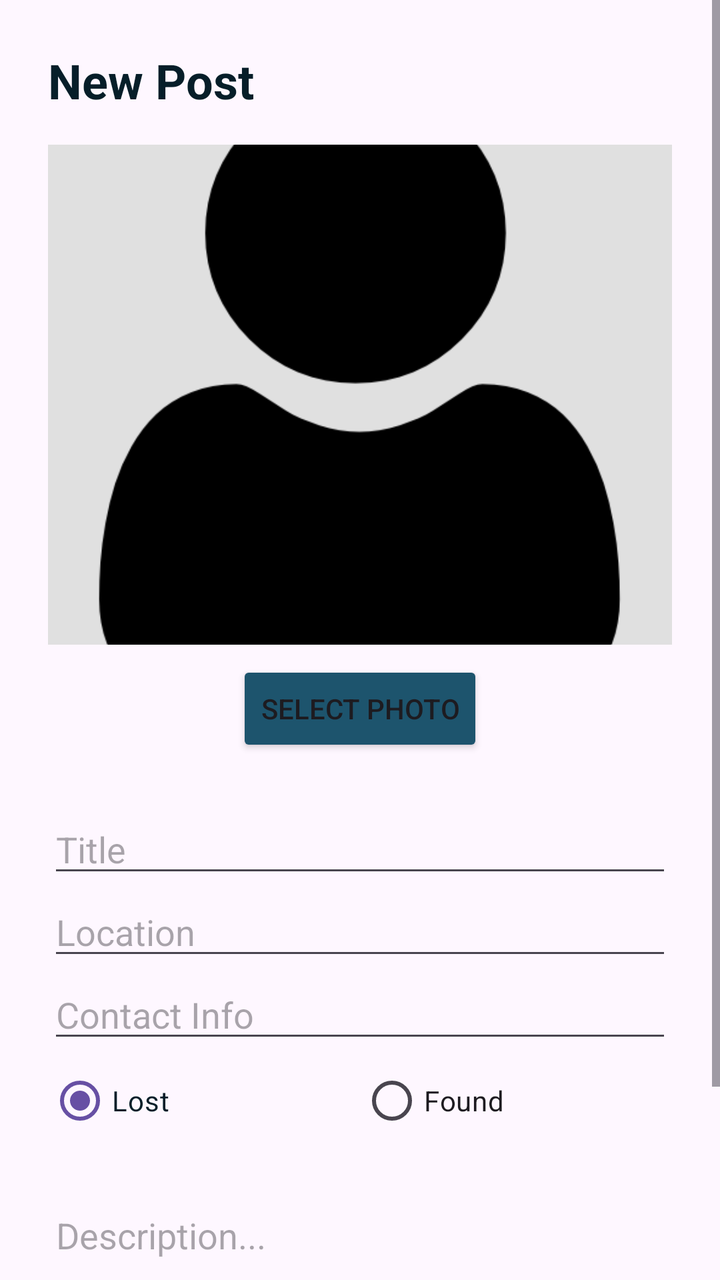
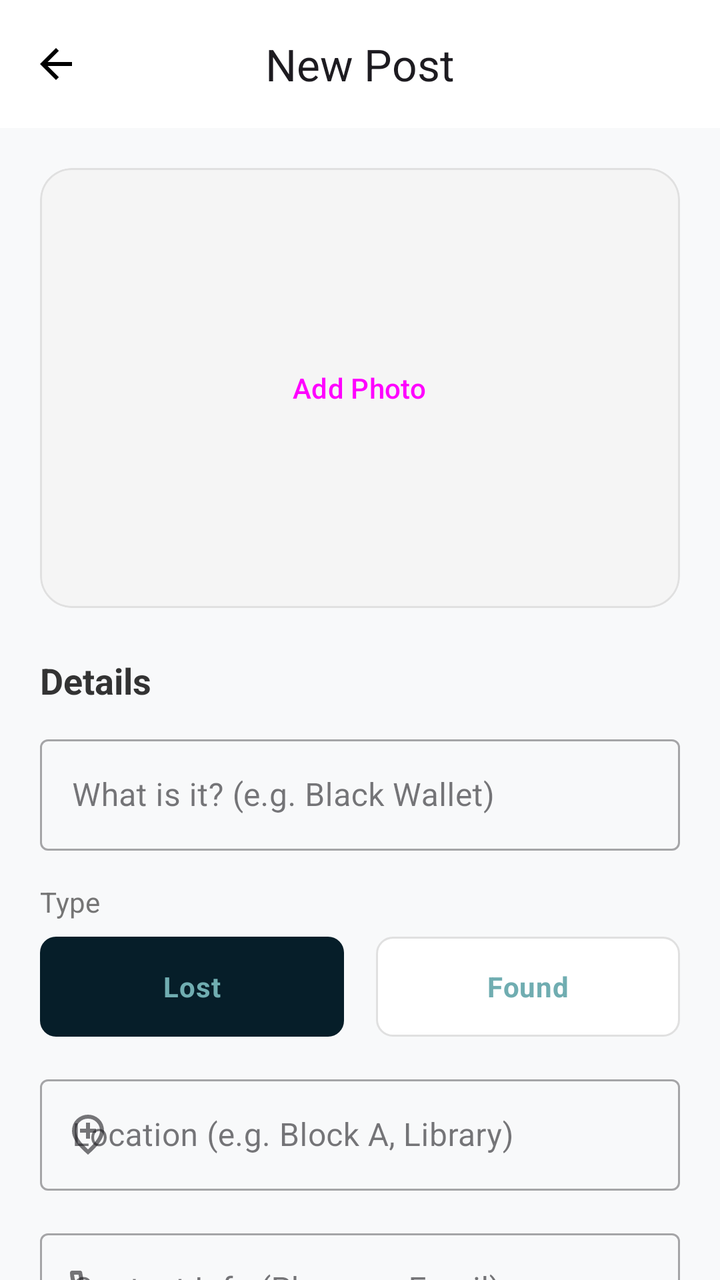

The first picture is an Android layout as it rendered before a commit; the second is the same layout after the commit. The layout source and the unified diff follow.
<!-- AndroidManifest.xml: application theme Theme.Finder -->
<!-- res/layout/activity_add_item.xml -->
<?xml version="1.0" encoding="utf-8"?>
<ScrollView xmlns:android="http://schemas.android.com/apk/res/android"
    android:layout_width="match_parent"
    android:layout_height="match_parent"
    android:fillViewport="true">

    <LinearLayout
        android:layout_width="match_parent"
        android:layout_height="wrap_content"
        android:orientation="vertical"
        android:padding="24dp">

        <TextView
            android:text="New Post"
            android:textSize="24sp"
            android:textStyle="bold"
            android:textColor="@color/primary_dark"
            android:layout_marginBottom="16dp"
            android:layout_width="wrap_content"
            android:layout_height="wrap_content"/>

        <ImageView
            android:id="@+id/imgPreview"
            android:layout_width="match_parent"
            android:layout_height="250dp"
            android:scaleType="centerCrop"
            android:background="#E0E0E0"
            android:src="@drawable/ic_acc"
            android:layout_marginBottom="8dp"/>

        <Button
            android:id="@+id/btnSelectImage"
            android:text="Select Photo"
            android:backgroundTint="@color/title"
            android:layout_marginBottom="24dp"
            android:layout_gravity="center_horizontal"
            android:layout_width="wrap_content"
            android:layout_height="wrap_content"/>

        <EditText
            android:id="@+id/etTitle"
            android:hint="Title"
            android:layout_width="match_parent"
            android:layout_height="wrap_content"
            android:imeOptions="actionDone"
            android:inputType="text"/>

        <EditText
            android:id="@+id/etZone"
            android:hint="Location"
            android:layout_width="match_parent"
            android:layout_height="wrap_content"
            android:imeOptions="actionDone"
            android:inputType="text"/>

        <EditText
            android:id="@+id/etContact"
            android:hint="Contact Info"
            android:layout_width="match_parent"
            android:layout_height="wrap_content"
            android:imeOptions="actionDone"
            android:inputType="text|phone"/>

        <RadioGroup
            android:id="@+id/rgType"
            android:orientation="horizontal"
            android:checkedButton="@+id/rbLost"
            android:layout_width="match_parent"
            android:layout_height="wrap_content"
            android:outlineAmbientShadowColor="@color/accent"
            android:outlineSpotShadowColor="@color/accent">
            <RadioButton android:id="@+id/rbLost" android:textColor="@color/primary_dark"  android:text="Lost" android:layout_weight="1" android:layout_width="0dp" android:layout_height="wrap_content"/>
            <RadioButton android:id="@+id/rbFound" android:text="Found" android:layout_weight="1" android:layout_width="0dp" android:layout_height="wrap_content"/>
        </RadioGroup>

        <EditText
            android:id="@+id/etDesc"
            android:hint="Description..."
            android:lines="3"
            android:layout_width="match_parent"
            android:layout_height="wrap_content"
            android:imeOptions="actionDone"
            android:inputType="textMultiLine"/>

        <Button
            android:id="@+id/btnPost"
            android:text="Post to Feed"
            android:layout_marginTop="24dp"
            android:backgroundTint="@color/title"
            android:layout_width="match_parent"
            android:layout_height="wrap_content"/>

    </LinearLayout>
</ScrollView>
<!-- resources referenced by this layout -->
<resources>
  <color name="title">#1D546D</color>
  <!-- drawable ic_acc: png bitmap (drawable, 11096 bytes) -->
  <!-- unchanged entries left out for length: 4 -->
</resources>

<!-- the commit's change to res/layout/activity_add_item.xml (unified diff, before → after) -->
@@ -1,94 +1,190 @@
 <?xml version="1.0" encoding="utf-8"?>
-<ScrollView xmlns:android="http://schemas.android.com/apk/res/android"
+<androidx.coordinatorlayout.widget.CoordinatorLayout
+    xmlns:android="http://schemas.android.com/apk/res/android"
+    xmlns:app="http://schemas.android.com/apk/res-auto"
+    xmlns:tools="http://schemas.android.com/tools"
     android:layout_width="match_parent"
     android:layout_height="match_parent"
-    android:fillViewport="true">
+    android:fitsSystemWindows="true"
+    android:background="#F8F9FA"> <com.google.android.material.appbar.AppBarLayout
+    android:layout_width="match_parent"
+    android:layout_height="wrap_content"
+    app:elevation="0dp"
+    android:background="@android:color/white">
 
-    <LinearLayout
+    <com.google.android.material.appbar.MaterialToolbar
+        android:id="@+id/toolbar"
         android:layout_width="match_parent"
-        android:layout_height="wrap_content"
-        android:orientation="vertical"
-        android:padding="24dp">
+        android:layout_height="?attr/actionBarSize"
+        app:title="New Post"
+        app:titleCentered="true"
+        app:navigationIcon="@drawable/outline_arrow_back_24" />
+</com.google.android.material.appbar.AppBarLayout>
 
-        <TextView
-            android:text="New Post"
-            android:textSize="24sp"
-            android:textStyle="bold"
-            android:textColor="@color/primary_dark"
-            android:layout_marginBottom="16dp"
-            android:layout_width="wrap_content"
-            android:layout_height="wrap_content"/>
+    <androidx.core.widget.NestedScrollView
+        android:layout_width="match_parent"
+        android:layout_height="match_parent"
+        android:fillViewport="true"
+        app:layout_behavior="@string/appbar_scrolling_view_behavior">
 
-        <ImageView
-            android:id="@+id/imgPreview"
-            android:layout_width="match_parent"
-            android:layout_height="250dp"
-            android:scaleType="centerCrop"
-            android:background="#E0E0E0"
-            android:src="@drawable/ic_acc"
-            android:layout_marginBottom="8dp"/>
-
-        <Button
-            android:id="@+id/btnSelectImage"
-            android:text="Select Photo"
-            android:backgroundTint="@color/title"
-            android:layout_marginBottom="24dp"
-            android:layout_gravity="center_horizontal"
-            android:layout_width="wrap_content"
-            android:layout_height="wrap_content"/>
-
-        <EditText
-            android:id="@+id/etTitle"
-            android:hint="Title"
+        <LinearLayout
             android:layout_width="match_parent"
             android:layout_height="wrap_content"
-            android:imeOptions="actionDone"
-            android:inputType="text"/>
+            android:orientation="vertical"
+            android:padding="20dp"
+            android:paddingBottom="200dp"> <com.google.android.material.card.MaterialCardView
+            android:layout_width="match_parent"
+            android:layout_height="220dp"
+            app:cardCornerRadius="16dp"
+            app:cardElevation="0dp"
+            app:strokeColor="#E0E0E0"
+            app:strokeWidth="1dp">
 
-        <EditText
-            android:id="@+id/etZone"
-            android:hint="Location"
-            android:layout_width="match_parent"
-            android:layout_height="wrap_content"
-            android:imeOptions="actionDone"
-            android:inputType="text"/>
+            <FrameLayout
+                android:layout_width="match_parent"
+                android:layout_height="match_parent">
 
-        <EditText
-            android:id="@+id/etContact"
-            android:hint="Contact Info"
-            android:layout_width="match_parent"
-            android:layout_height="wrap_content"
-            android:imeOptions="actionDone"
-            android:inputType="text|phone"/>
+                <ImageView
+                    android:id="@+id/imgPreview"
+                    android:layout_width="match_parent"
+                    android:layout_height="match_parent"
+                    android:scaleType="centerCrop"
+                    android:src="#F5F5F5" />
 
-        <RadioGroup
-            android:id="@+id/rgType"
-            android:orientation="horizontal"
-            android:checkedButton="@+id/rbLost"
-            android:layout_width="match_parent"
-            android:layout_height="wrap_content"
-            android:outlineAmbientShadowColor="@color/accent"
-            android:outlineSpotShadowColor="@color/accent">
-            <RadioButton android:id="@+id/rbLost" android:textColor="@color/primary_dark"  android:text="Lost" android:layout_weight="1" android:layout_width="0dp" android:layout_height="wrap_content"/>
-            <RadioButton android:id="@+id/rbFound" android:text="Found" android:layout_weight="1" android:layout_width="0dp" android:layout_height="wrap_content"/>
-        </RadioGroup>
+                <Button
+                    android:id="@+id/btnSelectImage"
+                    style="@style/Widget.Material3.Button.TonalButton"
+                    android:layout_width="wrap_content"
+                    android:layout_height="wrap_content"
+                    android:layout_gravity="center"
+                    android:text="Add Photo"
+                    app:icon="@drawable/outline_add_a_photo_24" />
+            </FrameLayout>
+        </com.google.android.material.card.MaterialCardView>
 
-        <EditText
-            android:id="@+id/etDesc"
-            android:hint="Description..."
-            android:lines="3"
-            android:layout_width="match_parent"
-            android:layout_height="wrap_content"
-            android:imeOptions="actionDone"
-            android:inputType="textMultiLine"/>
+            <TextView
+                android:layout_width="wrap_content"
+                android:layout_height="wrap_content"
+                android:text="Details"
+                android:layout_marginTop="24dp"
+                android:layout_marginBottom="12dp"
+                android:textStyle="bold"
+                android:textSize="18sp"
+                android:textColor="#333"/>
 
-        <Button
-            android:id="@+id/btnPost"
-            android:text="Post to Feed"
-            android:layout_marginTop="24dp"
-            android:backgroundTint="@color/title"
-            android:layout_width="match_parent"
-            android:layout_height="wrap_content"/>
+            <com.google.android.material.textfield.TextInputLayout
+                android:layout_width="match_parent"
+                android:layout_height="wrap_content"
+                android:hint="What is it? (e.g. Black Wallet)"
+                style="@style/Widget.MaterialComponents.TextInputLayout.OutlinedBox">
 
-    </LinearLayout>
-</ScrollView>
+                <com.google.android.material.textfield.TextInputEditText
+                    android:id="@+id/etTitle"
+                    android:layout_width="match_parent"
+                    android:layout_height="wrap_content"
+                    android:inputType="textCapSentences"
+                    android:maxLines="1" />
+            </com.google.android.material.textfield.TextInputLayout>
+
+            <TextView
+                android:layout_width="wrap_content"
+                android:layout_height="wrap_content"
+                android:text="Type"
+                android:layout_marginTop="16dp"
+                android:layout_marginBottom="8dp"
+                android:textSize="14sp"
+                android:textColor="#757575"/>
+
+            <RadioGroup
+                android:id="@+id/rgType"
+                android:layout_width="match_parent"
+                android:layout_height="50dp"
+                android:orientation="horizontal"
+                android:weightSum="2"
+                android:checkedButton="@+id/rbLost">
+
+                <RadioButton
+                    android:id="@+id/rbLost"
+                    android:layout_width="0dp"
+                    android:layout_height="match_parent"
+                    android:layout_weight="1"
+                    android:layout_marginEnd="8dp"
+                    android:background="@drawable/selector_radio_flat"
+                    android:button="@null"
+                    android:text="Lost"
+                    android:textAlignment="center"
+                    android:textColor="@color/accent"
+                    android:textStyle="bold" />
+                <RadioButton
+                    android:id="@+id/rbFound"
+                    android:layout_width="0dp"
+                    android:layout_height="match_parent"
+                    android:layout_weight="1"
+                    android:layout_marginStart="8dp"
+                    android:background="@drawable/selector_radio_flat"
+                    android:button="@null"
+                    android:text="Found"
+                    android:textAlignment="center"
+                    android:textColor="@color/accent"
+                    android:textStyle="bold"/>
+            </RadioGroup>
+
+            <com.google.android.material.textfield.TextInputLayout
+                android:layout_width="match_parent"
+                android:layout_height="wrap_content"
+                android:layout_marginTop="16dp"
+                android:hint="Location (e.g. Block A, Library)"
+                app:startIconDrawable="@drawable/outline_add_location_24"
+                style="@style/Widget.MaterialComponents.TextInputLayout.OutlinedBox">
+
+                <com.google.android.material.textfield.TextInputEditText
+                    android:id="@+id/etZone"
+                    android:layout_width="match_parent"
+                    android:layout_height="wrap_content"
+                    android:inputType="textCapWords" />
+            </com.google.android.material.textfield.TextInputLayout>
+
+            <com.google.android.material.textfield.TextInputLayout
+                android:layout_width="match_parent"
+                android:layout_height="wrap_content"
+                android:layout_marginTop="16dp"
+                android:hint="Contact Info (Phone or Email)"
+                app:startIconDrawable="@drawable/outline_call_24"
+                style="@style/Widget.MaterialComponents.TextInputLayout.OutlinedBox">
+
+                <com.google.android.material.textfield.TextInputEditText
+                    android:id="@+id/etContact"
+                    android:layout_width="match_parent"
+                    android:layout_height="wrap_content"
+                    android:inputType="phone" />
+            </com.google.android.material.textfield.TextInputLayout>
+
+            <com.google.android.material.textfield.TextInputLayout
+                android:layout_width="match_parent"
+                android:layout_height="wrap_content"
+                android:layout_marginTop="16dp"
+                android:hint="Description (Add details...)"
+                style="@style/Widget.MaterialComponents.TextInputLayout.OutlinedBox">
+
+                <com.google.android.material.textfield.TextInputEditText
+                    android:id="@+id/etDesc"
+                    android:layout_width="match_parent"
+                    android:layout_height="wrap_content"
+                    android:inputType="textMultiLine"
+                    android:minLines="3"
+                    android:gravity="top"/>
+            </com.google.android.material.textfield.TextInputLayout>
+
+            <com.google.android.material.button.MaterialButton
+                android:id="@+id/btnPost"
+                android:layout_width="match_parent"
+                android:layout_height="60dp"
+                android:layout_marginTop="32dp"
+                android:text="Post to Feed"
+                android:textSize="16sp"
+                app:cornerRadius="12dp"
+                android:backgroundTint="@color/primary_dark"/>
+
+        </LinearLayout>
+    </androidx.core.widget.NestedScrollView>
+</androidx.coordinatorlayout.widget.CoordinatorLayout>
<!-- resource entries referenced after the edit -->
@@ -1,7 +1,46 @@
 <!-- resources referenced by this layout -->
 <resources>
-  <color name="title">#1D546D</color>
-  <!-- drawable ic_acc: png bitmap (drawable, 11096 bytes) -->
+  <!-- drawable outline_add_a_photo_24 (drawable) -->
+  <vector xmlns:android="http://schemas.android.com/apk/res/android" android:height="24dp" android:tint="#000000" android:viewportHeight="960" android:viewportWidth="960" android:width="24dp">
+        
+      <path android:fillColor="@android:color/white" android:pathData="M440,520L440,520L440,520L440,520L440,520L440,520Q440,520 440,520Q440,520 440,520L440,520Q440,520 440,520Q440,520 440,520L440,520Q440,520 440,520Q440,520 440,520L440,520L440,520ZM120,840Q87,840 63.5,816.5Q40,793 40,760L40,280Q40,247 63.5,223.5Q87,200 120,200L246,200L320,120L560,120L560,200L355,200L282,280L120,280Q120,280 120,280Q120,280 120,280L120,760Q120,760 120,760Q120,760 120,760L760,760Q760,760 760,760Q760,760 760,760L760,400L840,400L840,760Q840,793 816.5,816.5Q793,840 760,840L120,840ZM760,280L760,200L680,200L680,120L760,120L760,40L840,40L840,120L920,120L920,200L840,200L840,280L760,280ZM440,700Q515,700 567.5,647.5Q620,595 620,520Q620,445 567.5,392.5Q515,340 440,340Q365,340 312.5,392.5Q260,445 260,520Q260,595 312.5,647.5Q365,700 440,700ZM440,620Q398,620 369,591Q340,562 340,520Q340,478 369,449Q398,420 440,420Q482,420 511,449Q540,478 540,520Q540,562 511,591Q482,620 440,620Z"/>
+      
+  </vector>
+  <!-- drawable outline_add_location_24 (drawable) -->
+  <vector xmlns:android="http://schemas.android.com/apk/res/android" android:height="24dp" android:tint="#000000" android:viewportHeight="960" android:viewportWidth="960" android:width="24dp">
+        
+      <path android:fillColor="@android:color/white" android:pathData="M440,560L520,560L520,440L640,440L640,360L520,360L520,240L440,240L440,360L320,360L320,440L440,440L440,560ZM480,774Q602,662 661,570.5Q720,479 720,408Q720,299 650.5,229.5Q581,160 480,160Q379,160 309.5,229.5Q240,299 240,408Q240,479 299,570.5Q358,662 480,774ZM480,880Q319,743 239.5,625.5Q160,508 160,408Q160,258 256.5,169Q353,80 480,80Q607,80 703.5,169Q800,258 800,408Q800,508 720.5,625.5Q641,743 480,880ZM480,400Q480,400 480,400Q480,400 480,400Q480,400 480,400Q480,400 480,400Q480,400 480,400Q480,400 480,400Q480,400 480,400Q480,400 480,400Z"/>
+      
+  </vector>
+  <!-- drawable outline_arrow_back_24 (drawable) -->
+  <vector xmlns:android="http://schemas.android.com/apk/res/android" android:autoMirrored="true" android:height="24dp" android:tint="#000000" android:viewportHeight="960" android:viewportWidth="960" android:width="24dp">
+        
+      <path android:fillColor="@android:color/white" android:pathData="M313,520L537,744L480,800L160,480L480,160L537,216L313,440L800,440L800,520L313,520Z"/>
+      
+  </vector>
+  <!-- drawable outline_call_24 (drawable) -->
+  <vector xmlns:android="http://schemas.android.com/apk/res/android" android:height="24dp" android:tint="#000000" android:viewportHeight="960" android:viewportWidth="960" android:width="24dp">
+        
+      <path android:fillColor="@android:color/white" android:pathData="M798,840Q673,840 551,785.5Q429,731 329,631Q229,531 174.5,409Q120,287 120,162Q120,144 132,132Q144,120 162,120L324,120Q338,120 349,129.5Q360,139 362,152L388,292Q390,308 387,319Q384,330 376,338L279,436Q299,473 326.5,507.5Q354,542 387,574Q418,605 452,631.5Q486,658 524,680L618,586Q627,577 641.5,572.5Q656,568 670,570L808,598Q822,602 831,612.5Q840,623 840,636L840,798Q840,816 828,828Q816,840 798,840ZM241,360L307,294Q307,294 307,294Q307,294 307,294L290,200Q290,200 290,200Q290,200 290,200L201,200Q201,200 201,200Q201,200 201,200Q206,241 215,281Q224,321 241,360ZM599,718Q638,735 678.5,745Q719,755 760,758Q760,758 760,758Q760,758 760,758L760,670Q760,670 760,670Q760,670 760,670L666,651Q666,651 666,651Q666,651 666,651L599,718ZM241,360Q241,360 241,360Q241,360 241,360Q241,360 241,360Q241,360 241,360L241,360Q241,360 241,360Q241,360 241,360L241,360Q241,360 241,360Q241,360 241,360ZM599,718L599,718Q599,718 599,718Q599,718 599,718L599,718Q599,718 599,718Q599,718 599,718L599,718Q599,718 599,718Q599,718 599,718Q599,718 599,718Q599,718 599,718Z"/>
+      
+  </vector>
+  <!-- drawable selector_radio_flat (drawable) -->
+  <?xml version="1.0" encoding="utf-8"?>
+  <selector xmlns:android="http://schemas.android.com/apk/res/android">
+      <item android:state_checked="true">
+          <shape android:shape="rectangle">
+              <solid android:color="@color/primary_dark"/> <corners android:radius="8dp"/>
+          </shape>
+      </item>
+  
+      <item>
+          <shape android:shape="rectangle">
+              <stroke android:width="1dp" android:color="#E0E0E0"/>
+              <solid android:color="@android:color/white"/>
+              <corners android:radius="8dp"/>
+          </shape>
+      </item>
+  </selector>
   <!-- unchanged entries left out for length: 4 -->
 </resources>
 
